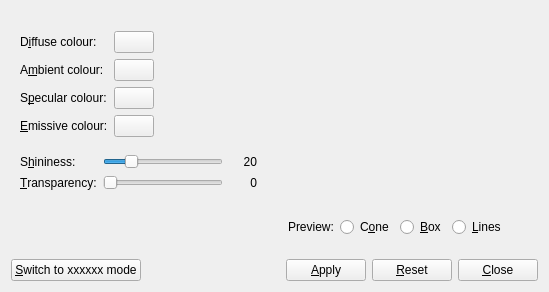
Above: GeoModelVisualization/VP1Base/src/vp1materialbuttonform.ui from efemberg11/GeoModel_rmakhman before the change. Below: the same form after it.
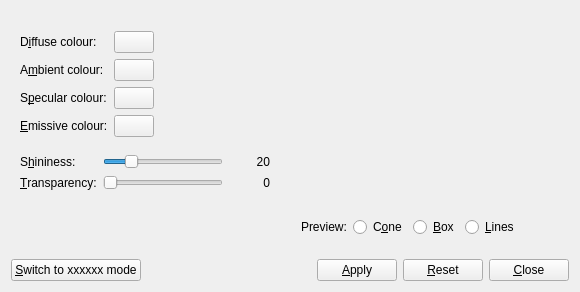
That is the form after the change. The open tabs and pages were chosen to show the change. Custom widgets are drawn as their Qt base class.

Diff of the .ui file:
```diff
--- a/GeoModelVisualization/VP1Base/src/vp1materialbuttonform.ui
+++ b/GeoModelVisualization/VP1Base/src/vp1materialbuttonform.ui
@@ -1,11 +1,11 @@
 <ui version="4.0" >
  <class>VP1MaterialButtonForm</class>
- <widget class="QWidget" name="VP1MaterialButtonForm" >
-  <property name="geometry" >
+ <widget class="QWidget" name="VP1MaterialButtonForm">
+  <property name="geometry">
    <rect>
     <x>0</x>
     <y>0</y>
-    <width>545</width>
+    <width>580</width>
     <height>292</height>
    </rect>
   </property>
```
Left out of the diff: 407 changed lines with no effect on the pictures.
